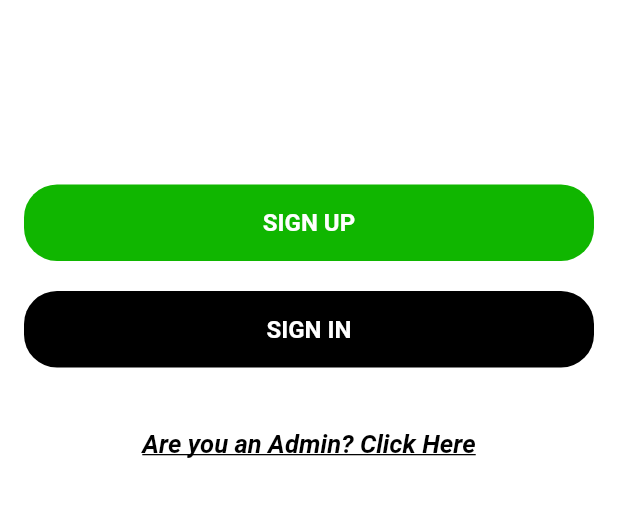
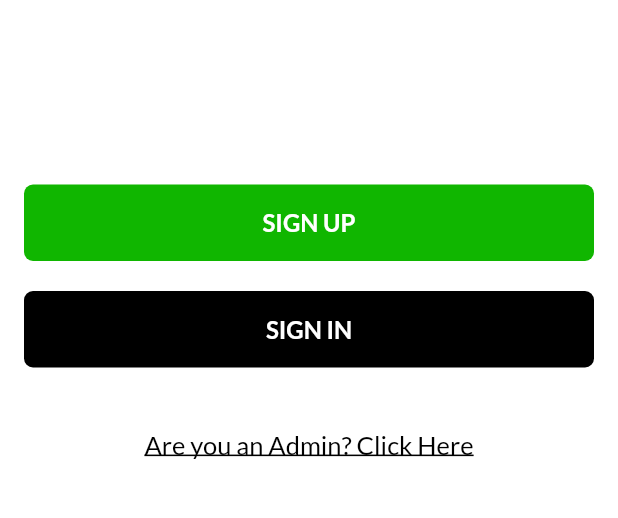
Before and after one commit to VikramadityaDev/shikayat, a Flutter app: the MainPage screen opened directly, on a phone screen of 412 x 824 dp, the part 544-1062 px from its top. Run offline on Flutter 3.47's test engine with Material 2 defaults, Android fonts, the phone set to English and light mode, and no system bars; our stand-ins replace cloud_firestore, firebase_auth, firebase_core, google_fonts, lottie, modal_progress_hud_nsn; accounts and stored records are empty.

Commit message:
minor changes

```diff
--- a/lib/app.dart
+++ b/lib/app.dart
@@ -1,11 +1,15 @@
 import 'package:flutter/material.dart';
+import 'package:google_fonts/google_fonts.dart';
+// import 'package:shikayat/auth/login_page.dart';
+// import 'package:shikayat/auth/register_page.dart';
 
 class MainPage extends StatelessWidget {
   const MainPage({super.key});
 
   @override
   Widget build(BuildContext context) {
-    return Scaffold(
+    return SafeArea(
+      child: Scaffold(
         backgroundColor: const Color(0xffffffff),
         body: Padding(
           padding: const EdgeInsets.all(16),
@@ -61,19 +65,21 @@ class MainPage extends StatelessWidget {
                 mainAxisSize: MainAxisSize.max,
                 children: [
                   MaterialButton(
-                  onPressed: () {},
+                    onPressed: () {
+                      Navigator.of(context).pushNamed('/register');
+                    },
                     color: const Color(0xFF10B600),
                     elevation: 0,
                     shape: RoundedRectangleBorder(
-                    borderRadius: BorderRadius.circular(22.0),
+                      borderRadius: BorderRadius.circular(6.0),
                     ),
                     padding: const EdgeInsets.all(16),
                     textColor: const Color(0xffffffff),
                     height: 50,
                     minWidth: MediaQuery.of(context).size.width,
-                  child: const Text(
+                    child: Text(
                       "SIGN UP",
-                    style: TextStyle(
+                      style: GoogleFonts.lato(
                         fontSize: 16,
                         fontWeight: FontWeight.w700,
                         fontStyle: FontStyle.normal,
@@ -83,19 +89,19 @@ class MainPage extends StatelessWidget {
                   Padding(
                     padding: const EdgeInsets.fromLTRB(0, 20, 0, 0),
                     child: MaterialButton(
-                    onPressed: () {},
+                      onPressed: () => Navigator.of(context).pushNamed('/login'),
                       color: const Color(0xFF000000),
                       elevation: 0,
                       shape: RoundedRectangleBorder(
-                      borderRadius: BorderRadius.circular(22.0),
+                        borderRadius: BorderRadius.circular(6.0),
                       ),
                       padding: const EdgeInsets.all(16),
                       textColor: const Color(0xffffffff),
                       height: 50,
                       minWidth: MediaQuery.of(context).size.width,
-                    child: const Text(
+                      child: Text(
                         "SIGN IN",
-                      style: TextStyle(
+                        style: GoogleFonts.lato(
                           fontSize: 16,
                           fontWeight: FontWeight.w700,
                           fontStyle: FontStyle.normal,
@@ -106,7 +112,7 @@ class MainPage extends StatelessWidget {
                   Padding(
                     padding: const EdgeInsets.fromLTRB(0, 25, 0, 0),
                     child: MaterialButton(
-                    onPressed: () {},
+                      onPressed: () => Navigator.of(context).pushNamed('/adminLogin'),
                       color: const Color(0xffffffff),
                       elevation: 0,
                       shape: RoundedRectangleBorder(
@@ -118,12 +124,12 @@ class MainPage extends StatelessWidget {
                       textColor: const Color(0xff000000),
                       height: 40,
                       minWidth: 140,
-                    child: const Text(
+                      child: Text(
                         "Are you an Admin? Click Here",
-                      style: TextStyle(
+                        style: GoogleFonts.lato(
                           fontSize: 17,
-                        fontWeight: FontWeight.w700,
-                        fontStyle: FontStyle.italic,
+                          fontWeight: FontWeight.w500,
+                          fontStyle: FontStyle.normal,
                           decoration: TextDecoration.underline,
                         ),
                       ),
@@ -134,6 +140,7 @@ class MainPage extends StatelessWidget {
             ],
           ),
         ),
+      ),
     );
   }
 }
```
Lines whose indentation alone changed are shown as unchanged.
